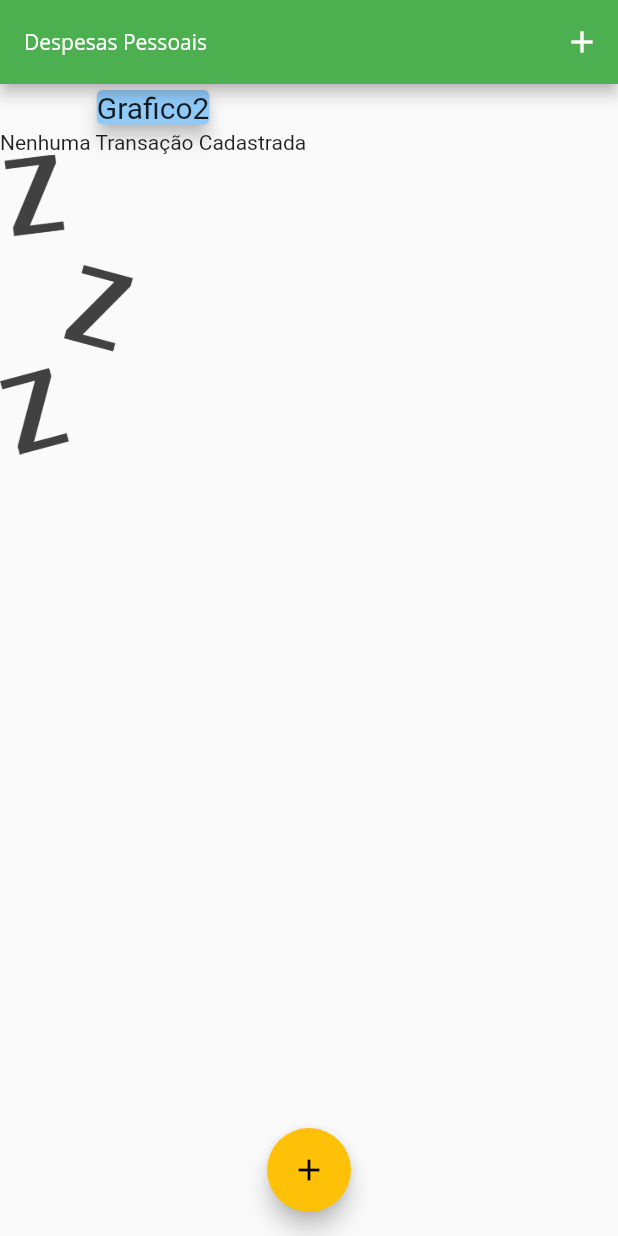
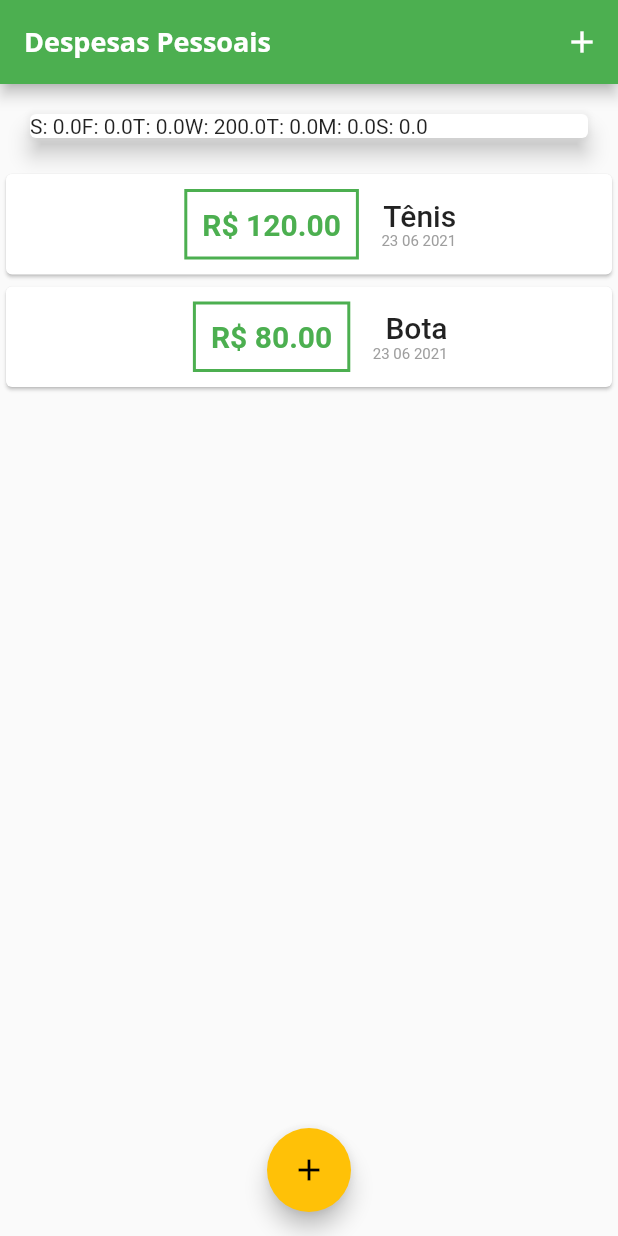
Before and after one commit to DanielCaetano/Flutter, a Flutter app: the screen it shows after launch, on a phone screen of 412 x 824 dp. Run offline on Flutter 3.47's test engine with Material 2 defaults, Android fonts, the phone set to English and light mode, and no system bars.

Commit message:
add group transaction

```diff
--- /dev/null
+++ b/curso_flutter/expenses/lib/components/chart.dart
@@ -0,0 +1,48 @@
+import 'package:expenses/models/transaction.dart';
+import 'package:flutter/material.dart';
+import 'package:intl/intl.dart';
+
+class Chart extends StatelessWidget {
+  final List<Transaction> recentTransaction;
+
+  Chart(this.recentTransaction);
+
+  List<Map<String, Object>> get groupedTransaction {
+    return List.generate(7, (index) {
+      final weekDay = DateTime.now().subtract(
+        Duration(days: index),
+      );
+
+      double totalSum = 0.0;
+
+      for (var i = 0; i < recentTransaction.length; i++) {
+        bool sameDay = recentTransaction[i].date.day == weekDay.day;
+        bool sameMonth = recentTransaction[i].date.day == weekDay.day;
+        bool sameYear = recentTransaction[i].date.day == weekDay.day;
+
+        if (sameDay & sameMonth & sameYear) {
+          totalSum += recentTransaction[i].value;
+        }
+      }
+
+      //print(DateFormat.E().format(weekDay)[0]);
+      //print(totalSum);
+
+      return {'day': DateFormat.E().format(weekDay)[0], 'value': totalSum};
+    });
+  }
+
+  @override
+  Widget build(BuildContext context) {
+    groupedTransaction;
+    return Card(
+      elevation: 6,
+      margin: EdgeInsets.all(20),
+      child: Row(
+        children: groupedTransaction.map((tr) {
+          return Text('${tr['day']}: ${tr['value']}');
+        }).toList(),
+      ),
+    );
+  }
+}
--- a/curso_flutter/expenses/lib/components/transaction_list.dart
+++ b/curso_flutter/expenses/lib/components/transaction_list.dart
@@ -9,15 +9,17 @@ class TransactionList extends StatelessWidget {
   @override
   Widget build(BuildContext context) {
     return Container(
-      height: 400,
+      height: 300,
       child: transactions.isEmpty
           ? Column(
-              crossAxisAlignment: CrossAxisAlignment.start,
+              crossAxisAlignment: CrossAxisAlignment.end,
+              mainAxisAlignment: MainAxisAlignment.start,
               children: [
                 Text(
                   "Nenhuma Transação Cadastrada",
                   //style: Theme.of(context).textTheme.title,
                 ),
+                SizedBox(height: 20),
                 Container(
                     height: 200,
                     child: Image.asset(
@@ -32,7 +34,7 @@ class TransactionList extends StatelessWidget {
                 final tr = transactions[index];
                 return Card(
                   child: Row(
-                    mainAxisAlignment: MainAxisAlignment.start,
+                    mainAxisAlignment: MainAxisAlignment.center,
                     children: <Widget>[
                       Container(
                         margin:
@@ -57,8 +59,7 @@ class TransactionList extends StatelessWidget {
                         children: <Widget>[
                           Text(
                             tr.title,
-                            style: TextStyle(
-                                fontSize: 16, fontWeight: FontWeight.bold),
+                            style: Theme.of(context).textTheme.title,
                           ),
                           Text(
                             DateFormat('d MM y').format(tr.date),
--- a/curso_flutter/expenses/lib/main.dart
+++ b/curso_flutter/expenses/lib/main.dart
@@ -1,9 +1,11 @@
 import 'dart:ui';
 
+import 'package:expenses/components/chart.dart';
 import 'package:flutter/material.dart';
 import 'dart:math';
 import './components/transaction_form.dart';
 import './components/transaction_list.dart';
+import './components/chart.dart';
 import './models/transaction.dart';
 
 main() => runApp(ExpensesApp());
@@ -23,9 +25,12 @@ class _ExpensesAppState extends State<ExpensesApp> {
           accentColor: Colors.amber,
           fontFamily: 'Roboto',
           appBarTheme: AppBarTheme(
-              textTheme: ThemeData.light()
-                  .textTheme
-                  .copyWith(title: TextStyle(fontFamily: 'OpenSans')))),
+              textTheme: ThemeData.light().textTheme.copyWith(
+                      title: TextStyle(
+                    fontFamily: 'OpenSans',
+                    fontSize: 18,
+                    fontWeight: FontWeight.bold,
+                  )))),
     );
   }
 }
@@ -36,7 +41,26 @@ class MyHomePage extends StatefulWidget {
 }
 
 class _MyHomePageState extends State<MyHomePage> {
-  final List<Transaction> _transactions = [];
+  final List<Transaction> _transactions = [
+    Transaction(
+        id: 't1',
+        title: 'Tênis',
+        value: 120,
+        date: DateTime.now().subtract(Duration(days: 3))),
+    Transaction(
+        id: 't2',
+        title: 'Bota',
+        value: 80,
+        date: DateTime.now().subtract(Duration(days: 3)))
+  ];
+
+  List<Transaction> get _recentTransactions {
+    return _transactions.where((tr) {
+      return tr.date.isAfter(DateTime.now().subtract(
+        Duration(days: 7),
+      ));
+    }).toList();
+  }
 
   _addTransaction(String title, double value) {
     final newTransaction = Transaction(
@@ -76,16 +100,7 @@ class _MyHomePageState extends State<MyHomePage> {
           crossAxisAlignment: CrossAxisAlignment.center,
           mainAxisAlignment: MainAxisAlignment.end,
           children: <Widget>[
-            Container(
-              child: Card(
-                color: Colors.blue[200],
-                child: Text(
-                  'Grafico2',
-                  style: TextStyle(fontSize: 20),
-                ),
-                elevation: 5,
-              ),
-            ),
+            Chart(_recentTransactions),
             TransactionList(_transactions),
           ],
         ),
```
